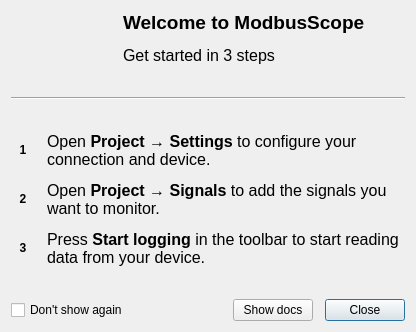
First picture: the form in src/dialogs/quickstartdialog.ui, repository ModbusScope/ModbusScope, before the edit.
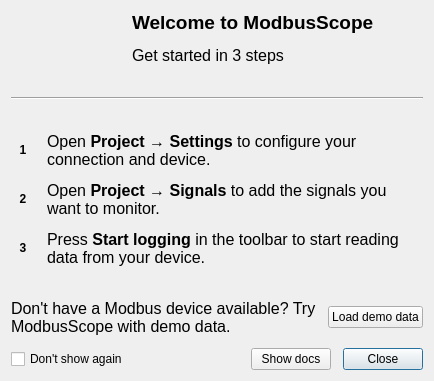
Second picture: the form after the edit. Icons and pictures are not drawn.

Commit message:
Add demo data option to quick start dialog
Bundle data/demo.csv in the Windows installer and AppImage, and add a
Load demo data button that opens it. Show an error when the file is missing.

What changed in the file:
```diff
--- a/src/dialogs/quickstartdialog.ui
+++ b/src/dialogs/quickstartdialog.ui
@@ -287,6 +287,35 @@
      </item>
     </layout>
    </item>
+   <item>
+    <layout class="QHBoxLayout" name="horizontalLayoutDemo">
+     <item>
+      <widget class="QLabel" name="lblDemo">
+       <property name="font">
+        <font>
+         <pointsize>12</pointsize>
+        </font>
+       </property>
+       <property name="text">
+        <string>Don't have a Modbus device available? Try ModbusScope with demo data.</string>
+       </property>
+       <property name="wordWrap">
+        <bool>true</bool>
+       </property>
+      </widget>
+     </item>
+     <item>
+      <widget class="QPushButton" name="btnLoadDemo">
+       <property name="text">
+        <string>Load demo data</string>
+       </property>
+       <property name="autoDefault">
+        <bool>false</bool>
+       </property>
+      </widget>
+     </item>
+    </layout>
+   </item>
    <item>
     <layout class="QHBoxLayout" name="horizontalLayoutClose">
      <property name="topMargin">
```
The commit also changes 14 other files.
